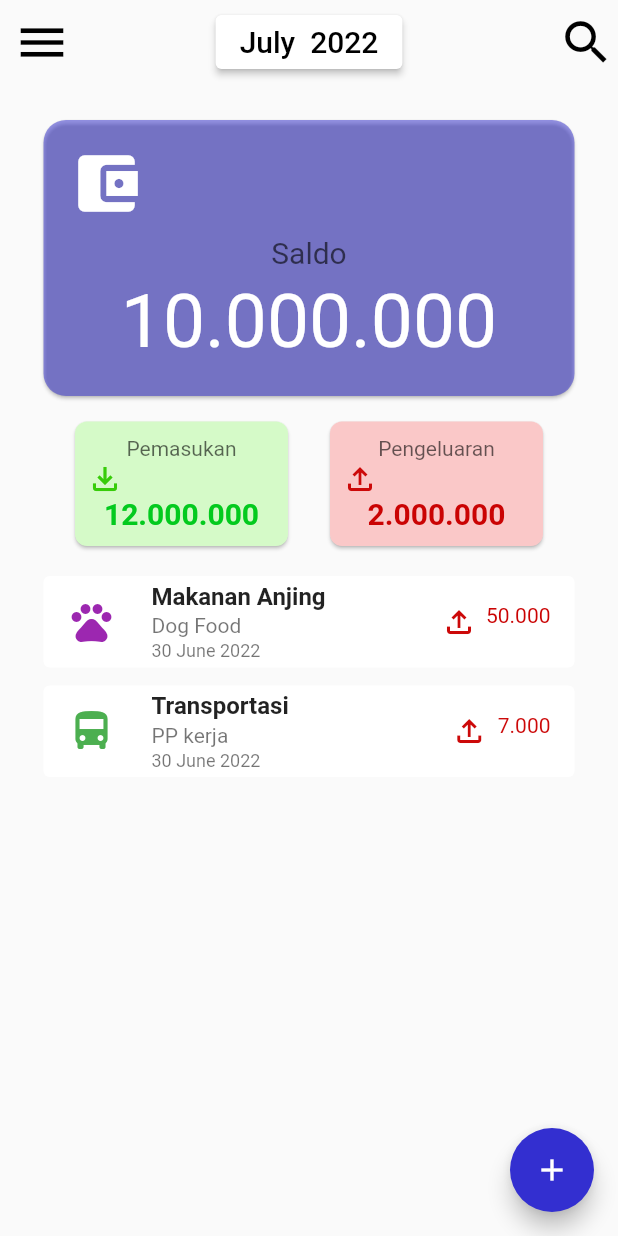
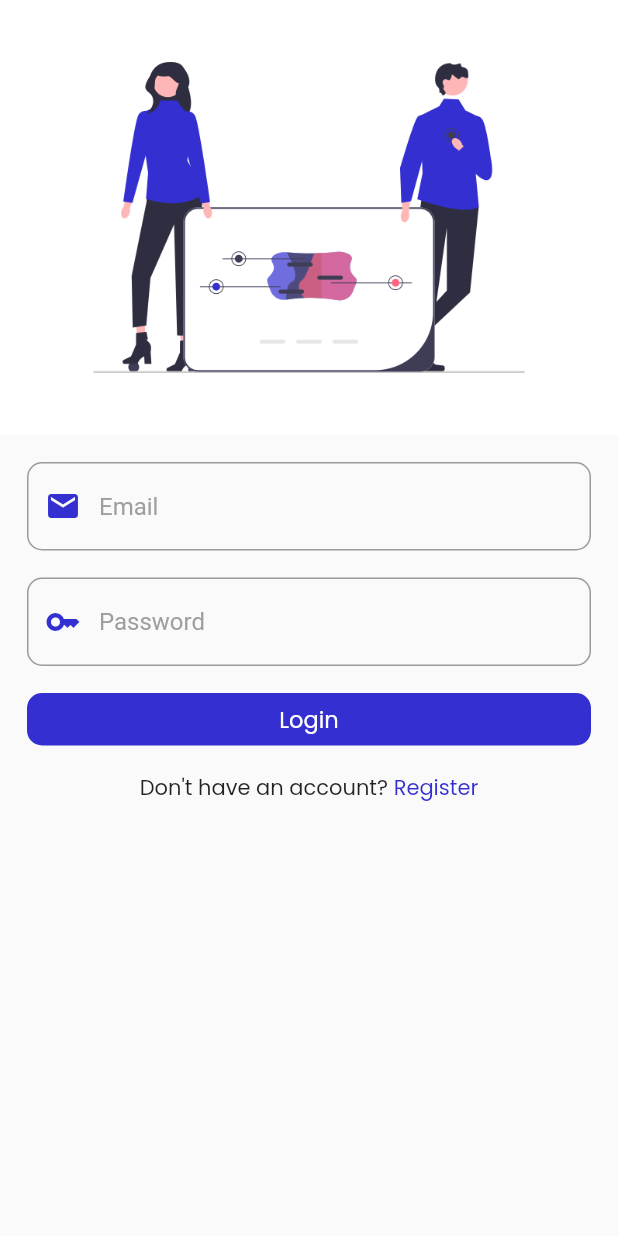
Before and after one commit to lemonsoda13/project-uas, a Flutter app: the screen it shows after launch, on a phone screen of 412 x 824 dp. Run offline on Flutter 3.47's test engine with Material 2 defaults, Android fonts, the phone set to English and light mode, and no system bars; our stand-ins replace google_fonts; missing offline and left inert: month_year_picker.

Commit message:
ini commit

```diff
--- /dev/null
+++ b/diary_cuan/lib/api/config/endpoint.dart
@@ -0,0 +1,14 @@
+class Endpoint{
+  //BASE URL
+  // 1. Server lumen local
+  // static String _baseURL = "http://192.168.43.251:8000";
+  // 2. Xampp local
+  // static String _baseURL = "http://192.168.43.251/fluttertalk03/public";
+  // static String _baseURL = "http://192.168.1.11/fluttertalk03/public";
+  // 3. Web server online
+  static String _baseURL = "https://financialmanagement.lemonsoda.my.id/public/";
+
+  //END POINT
+  static String register = "${_baseURL}/register";
+  static String login = "${_baseURL}/authentication";
+}
--- /dev/null
+++ b/diary_cuan/lib/api/model/listTransaksi.dart
@@ -0,0 +1,3 @@
+class ListTransaksi{
+
+}
--- a/diary_cuan/lib/api/model/transaksimodel.dart
+++ b/diary_cuan/lib/api/model/transaksimodel.dart
@@ -53,13 +53,13 @@ class TransaksiModel {
   }
 }
 
-List<TransaksiModel> userFromJson(String jsonData) {
+List<TransaksiModel> transaksiFromJson(String jsonData) {
   final data = json.decode(jsonData);
   return List<TransaksiModel>.from(
       data.map((item) => TransaksiModel.fromJson(item)));
 }
 
-String userToJson(TransaksiModel data) {
+String transaksiToJson(TransaksiModel data) {
   final jsonData = data.toJson();
   return json.encode(jsonData);
 }
--- /dev/null
+++ b/diary_cuan/lib/api/model/usermodel.dart
@@ -0,0 +1,49 @@
+import 'dart:convert';
+
+class UserModel {
+  String id_user;
+  String email;
+  String password;
+  String username;
+
+  UserModel({
+    required this.id_user,
+    required this.email,
+    required this.password,
+    required this.username,
+  });
+
+  factory UserModel.fromJson(Map<String, dynamic> map) {
+    return UserModel(
+      id_user: map["id_user"],
+      email: map["email"],
+      password: map["password"],
+      username: map["username"],
+    );
+  }
+
+  Map<String, dynamic> toJson() {
+    return {
+      "id_user": id_user,
+      "email": email,
+      "password": password,
+      "username": username,
+    };
+  }
+
+  @override
+  String toString() {
+    return 'User{id_user: $id_user, email: $email, password: $password,username: $username }';
+  }
+}
+
+List<UserModel> userFromJson(String jsonData) {
+  final data = json.decode(jsonData);
+  return List<UserModel>.from(
+      data.map((item) => UserModel.fromJson(item)));
+}
+
+String userToJson(UserModel data) {
+  final jsonData = data.toJson();
+  return json.encode(jsonData);
+}
--- a/diary_cuan/lib/homePage.dart
+++ b/diary_cuan/lib/homePage.dart
@@ -3,7 +3,6 @@ import 'package:diary_cuan/tambahTransaksi.dart';
 import 'package:flutter/material.dart';
 import 'package:intl/intl.dart';
 import 'package:month_year_picker/month_year_picker.dart';
-
 
 class HomePage extends StatefulWidget {
   const HomePage({Key? key}) : super(key: key);
@@ -84,8 +83,8 @@ class _HomePageState extends State<HomePage> {
           ),
         ],
       ),
-      body: ListView(
-        shrinkWrap: true,
+      body: SingleChildScrollView(
+        child: Column(
           children: <Widget>[
             Container(
               margin: EdgeInsets.only(top: 20, left: 25, right: 25),
@@ -140,8 +139,8 @@ class _HomePageState extends State<HomePage> {
                             margin: EdgeInsets.only(top: 10),
                             child: Text(
                               "Pemasukan",
-                            style:
-                                TextStyle(color: Colors.black.withOpacity(0.6)),
+                              style: TextStyle(
+                                  color: Colors.black.withOpacity(0.6)),
                             ),
                           ),
                           Container(
@@ -152,8 +151,8 @@ class _HomePageState extends State<HomePage> {
                                 color: Color.fromARGB(255, 55, 204, 9),
                               )),
                           Container(
-                          margin:
-                              EdgeInsets.only(bottom: 10, left: 14, right: 14),
+                            margin: EdgeInsets.only(
+                                bottom: 10, left: 14, right: 14),
                             child: Text(
                               "12.000.000",
                               style: TextStyle(
@@ -188,8 +187,8 @@ class _HomePageState extends State<HomePage> {
                               child: Icon(Icons.file_upload_outlined,
                                   color: Color.fromARGB(255, 204, 9, 9))),
                           Container(
-                          margin:
-                              EdgeInsets.only(bottom: 10, left: 14, right: 14),
+                            margin: EdgeInsets.only(
+                                bottom: 10, left: 14, right: 14),
                             child: Text("2.000.000",
                                 style: TextStyle(
                                     color: Color.fromARGB(255, 202, 3, 3),
@@ -203,85 +202,8 @@ class _HomePageState extends State<HomePage> {
                 ],
               ),
             ),
-          Container(
-            margin: EdgeInsets.only(top: 12, right: 25, left: 25),
-            child: Card(
-              elevation: 0,
-              child: ListTile(
-                leading: Icon(
-                  Icons.pets,
-                  size: 32,
-                  color: Colors.purple,
+          ],
         ),
-                title: Text(
-                  "Makanan Anjing",
-                  style: TextStyle(fontWeight: FontWeight.bold),
-                ),
-                subtitle: Column(
-                    crossAxisAlignment: CrossAxisAlignment.start,
-                    children: <Widget>[
-                      Padding(
-                        padding: const EdgeInsets.only(top: 2, bottom: 2),
-                        child: Text("Dog Food"),
-                      ),
-                      Text(
-                        "30 June 2022",
-                        style: TextStyle(fontSize: 12),
-                      )
-                    ]),
-                trailing: Wrap(children: <Widget>[
-                  Icon(Icons.file_upload_outlined,
-                      color: Color.fromARGB(255, 204, 9, 9)),
-                  SizedBox(
-                    width: 6.0,
-                  ),
-                  Text("50.000",
-                      style: TextStyle(
-                          color: Color.fromARGB(255, 202, 3, 3), fontSize: 14)),
-                ]),
-              ),
-            ),
-          ),
-          Container(
-            margin: EdgeInsets.only(top: 4, right: 25, left: 25),
-            child: Card(
-              elevation: 0,
-              child: ListTile(
-                leading: Icon(
-                  Icons.directions_bus,
-                  size: 32,
-                  color: Colors.green,
-                ),
-                title: Text(
-                  "Transportasi",
-                  style: TextStyle(fontWeight: FontWeight.bold),
-                ),
-                subtitle: Column(
-                    crossAxisAlignment: CrossAxisAlignment.start,
-                    children: <Widget>[
-                      Padding(
-                        padding: const EdgeInsets.only(top: 2, bottom: 2),
-                        child: Text("PP kerja"),
-                      ),
-                      Text(
-                        "30 June 2022",
-                        style: TextStyle(fontSize: 12),
-                      )
-                    ]),
-                trailing: Wrap(children: <Widget>[
-                  Icon(Icons.file_upload_outlined,
-                      color: Color.fromARGB(255, 204, 9, 9)),
-                  SizedBox(
-                    width: 7.0,
-                  ),
-                  Text("7.000",
-                      style: TextStyle(
-                          color: Color.fromARGB(255, 204, 9, 9), fontSize: 14)),
-                ]),
-              ),
-            ),
-          ),
-        ],
       ),
       floatingActionButton: FloatingActionButton(
           tooltip: 'Add',
--- /dev/null
+++ b/diary_cuan/lib/login.dart
@@ -0,0 +1,145 @@
+import 'dart:convert';
+
+import 'package:diary_cuan/api/model/usermodel.dart';
+import 'package:diary_cuan/api/service/services.dart';
+import 'package:diary_cuan/homePage.dart';
+import 'package:diary_cuan/register.dart';
+import 'package:flutter/material.dart';
+import 'package:google_fonts/google_fonts.dart';
+import 'package:http/http.dart' as client;
+
+class Login extends StatefulWidget {
+  const Login({Key? key}) : super(key: key);
+
+  @override
+  State<Login> createState() => _LoginState();
+}
+
+class _LoginState extends State<Login> {
+  TextEditingController email = TextEditingController();
+  TextEditingController password = TextEditingController();
+
+  late UserApiService userApiService;
+  bool loginState = false;
+
+  @override
+  void initState() {
+    userApiService = UserApiService();
+    super.initState();
+  }
+
+  @override
+  Widget build(BuildContext context) {
+    return Scaffold(
+        body: SafeArea(
+      child: SingleChildScrollView(
+          child: Column(
+        crossAxisAlignment: CrossAxisAlignment.stretch,
+        children: <Widget>[
+          Stack(
+            children: <Widget>[
+              Container(
+                child: Image.asset("images/login.png"),
+              )
+            ],
+          ),
+          Container(
+            margin: EdgeInsets.all(18),
+            child: TextField(
+              controller: email,
+              decoration: InputDecoration(
+                  prefixIcon: Icon(
+                    Icons.email,
+                    color: Color(0xff332FD0),
+                  ),
+                  border: OutlineInputBorder(
+                      borderRadius: BorderRadius.circular(10.0)),
+                  hintText: "Email",
+                  hintStyle: TextStyle(color: Colors.grey)),
+            ),
+          ),
+          Container(
+            margin: EdgeInsets.only(right: 18, left: 18),
+            child: TextField(
+              controller: password,
+              decoration: InputDecoration(
+                  prefixIcon: Icon(Icons.key, color: Color(0xff332FD0)),
+                  border: OutlineInputBorder(
+                      borderRadius: BorderRadius.circular(10.0)),
+                  hintText: "Password",
+                  hintStyle: TextStyle(color: Colors.grey)),
+            ),
+          ),
+          GestureDetector(
+            onTap: () {
+              doLogin();
+            },
+            child: Container(
+              alignment: Alignment.center,
+              margin: EdgeInsets.all(18),
+              height: 35,
+              decoration: BoxDecoration(
+                borderRadius: BorderRadius.circular(10.0),
+                color: Color(0xff332FD0),
+              ),
+              child: Text(
+                'Login',
+                style: GoogleFonts.poppins(fontSize: 15, color: Colors.white),
+              ),
+            ),
+          ),
+          GestureDetector(
+            onTap: () {
+              Navigator.push(context, MaterialPageRoute(builder: (context) {
+                return Register();
+              }));
+            },
+            child: Container(
+              margin: EdgeInsets.only(),
+              child: Row(
+                mainAxisAlignment: MainAxisAlignment.center,
+                children: <Widget>[
+                  Text(
+                    "Don't have an account?",
+                    style: GoogleFonts.poppins(),
+                  ),
+                  Text(
+                    " Register",
+                    style: GoogleFonts.poppins(color: Color(0xff332FD0)),
+                  )
+                ],
+              ),
+            ),
+          ),
+        ],
+      )),
+    ));
+  }
+
+  doLogin() async {
+    try {
+      final response = await client.post(
+          Uri.parse(
+              "https://financialmanagement.lemonsoda.my.id/public/authentication"),
+          headers: {'Content-Type': 'application/json; charset=UTF-8'},
+          body: jsonEncode({"email": email.text, "password": password.text}));
+      final output = jsonDecode(response.body);
+      if (output['logged_in'] == true) {
+        loginState = true;
+        goHome();
+        print(loginState);
+      } else {
+        print(output['logged_in']);
+      }
+
+      print(output);
+    } catch (e) {
+      print('$e');
+    }
+  }
+
+  void goHome() {
+    Navigator.of(context)
+        .push(MaterialPageRoute(builder: (context) => HomePage()));
+  }
+}
--- a/diary_cuan/lib/main.dart
+++ b/diary_cuan/lib/main.dart
@@ -1,4 +1,6 @@
 import 'package:diary_cuan/homePage.dart';
+import 'package:diary_cuan/login.dart';
+import 'package:diary_cuan/register.dart';
 import 'package:diary_cuan/tambahTransaksi.dart';
 import 'package:flutter/material.dart';
 import 'package:flutter_localizations/flutter_localizations.dart';
@@ -22,7 +24,7 @@ class MyApp extends StatelessWidget {
               primary: const Color(0xFF332FD0),
             ),
       ),
-      home: HomePage(),
+      home: Login(),
       localizationsDelegates: [
         GlobalWidgetsLocalizations.delegate,
         GlobalMaterialLocalizations.delegate,
--- a/diary_cuan/pubspec.yaml
+++ b/diary_cuan/pubspec.yaml
@@ -37,6 +37,9 @@ dependencies:
   textfield_datepicker: ^0.1.0
   month_year_picker: ^0.2.0+1
   http: ^0.13.4
+  shared_preferences: ^2.0.15
+  dio: ^4.0.6
+  google_fonts: ^3.0.1
 
 dev_dependencies:
   flutter_test:
@@ -62,7 +65,7 @@ flutter:
 
   # To add assets to your application, add an assets section, like this:
   assets:
-  - images/diarycuan.png
+  - images/
   - assets/bxs_eraser.png
   - assets/fe_edit.png
   - assets/icon-1.png
```
Also changed, not shown: diary_cuan/lib/api/service/services.dart (+91 -39 lines), diary_cuan/lib/register.dart (added, +150 -0 lines), diary_cuan/images/login.png (added), diary_cuan/images/register.png (added), diary_cuan/pubspec.lock, 1 other file. Lines whose indentation alone changed are shown as unchanged.
